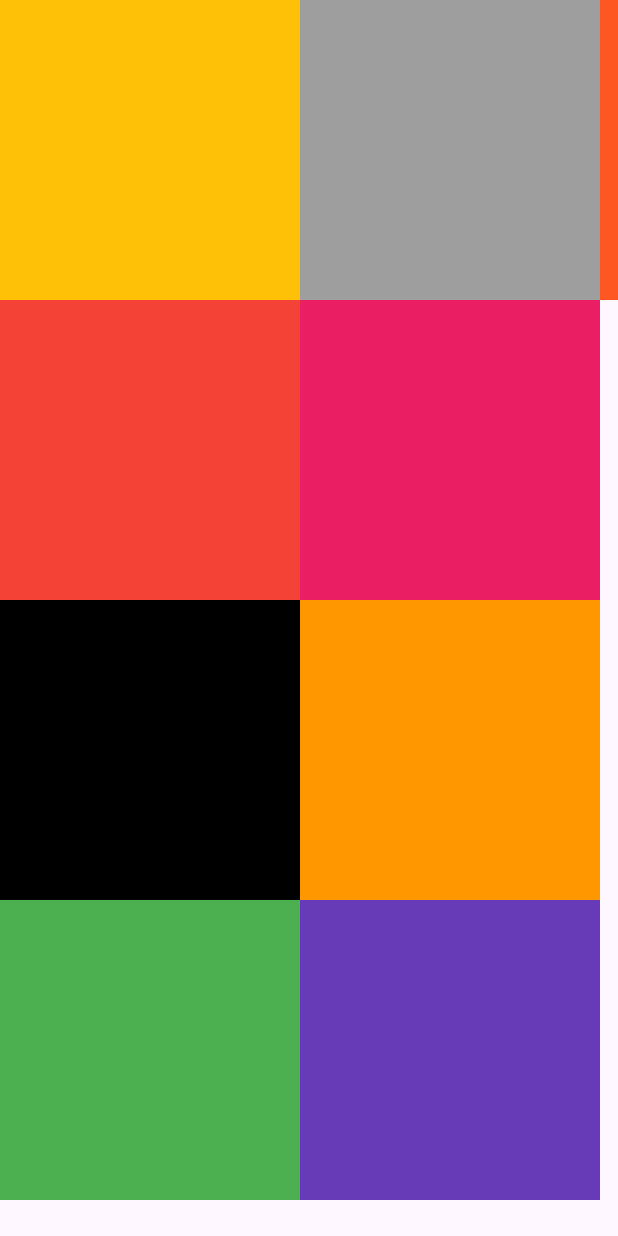
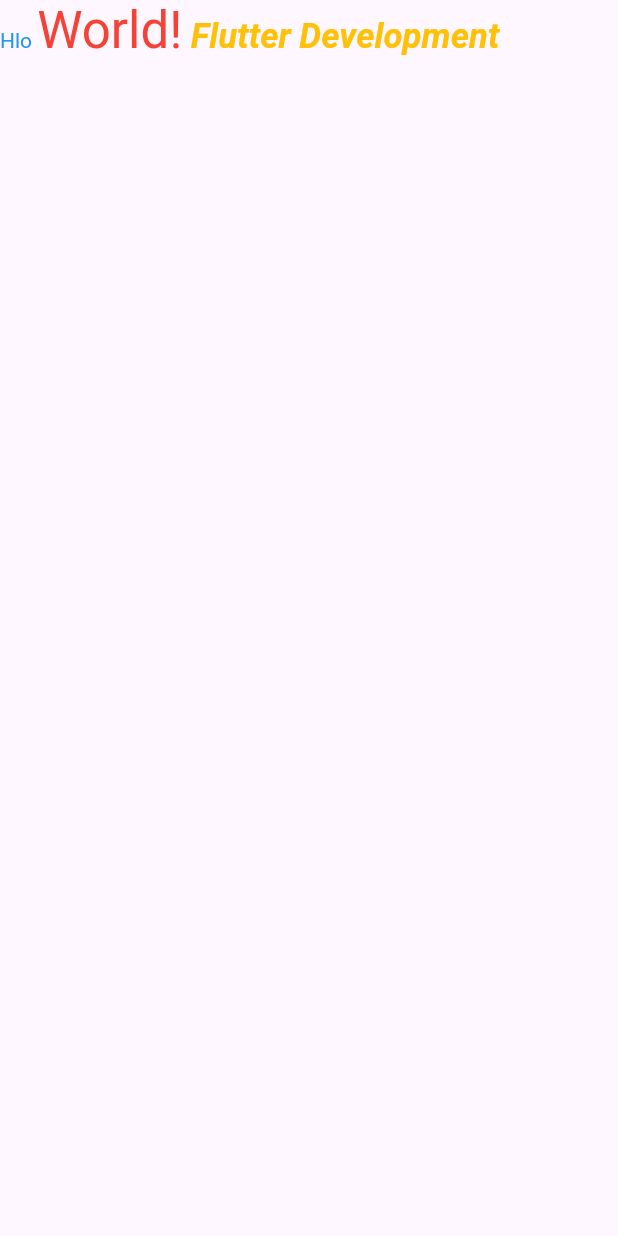
Before and after one commit to YawarAbbas012/Mobile-Application-project, a Flutter app: the screen it shows after launch, on a phone screen of 412 x 824 dp. Run offline on Flutter 3.47's test engine with Material 3 defaults, Android fonts, the phone set to English and light mode, and no system bars.

```diff
--- a/lib/main.dart
+++ b/lib/main.dart
@@ -21,26 +21,31 @@ class HomeScreen extends StatelessWidget {
   @override
   Widget build(BuildContext context) {
     return Scaffold(
-      body: Wrap(
-        direction: Axis.vertical,
+      body: Row(
         children: [
-          Container(width: 200, height: 200, color: Colors.amber),
+          //Rich text
+          RichText(
+            text: TextSpan(
+              style: TextStyle(color: Colors.blue),
+              children: [
+                TextSpan(text: 'Hlo '),
+                TextSpan(
+                  text: 'World!',
+                  style: TextStyle(color: Colors.red, fontSize: 34),
+                ),
 
-          Container(width: 200, height: 200, color: Colors.red),
-
-          Container(width: 200, height: 200, color: Colors.black),
-
-          Container(width: 200, height: 200, color: Colors.green),
-
-          Container(width: 200, height: 200, color: Colors.grey),
-
-          Container(width: 200, height: 200, color: Colors.pink),
-
-          Container(width: 200, height: 200, color: Colors.orange),
-
-          Container(width: 200, height: 200, color: Colors.deepPurple),
-
-          Container(width: 200, height: 200, color: Colors.deepOrange),
+                TextSpan(
+                  text: ' Flutter Development',
+                  style: TextStyle(
+                    color: Colors.amber,
+                    fontSize: 23,
+                    fontWeight: FontWeight.bold,
+                    fontStyle: FontStyle.italic,
+                  ),
+                ),
+              ],
+            ),
+          ),
         ],
       ),
     );
```
